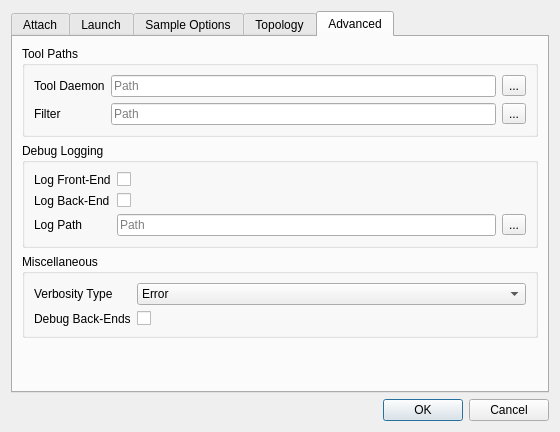
Old version of the form src/plugins/SWAT/JobControlDialog.ui in the repository PTGF/Swat.
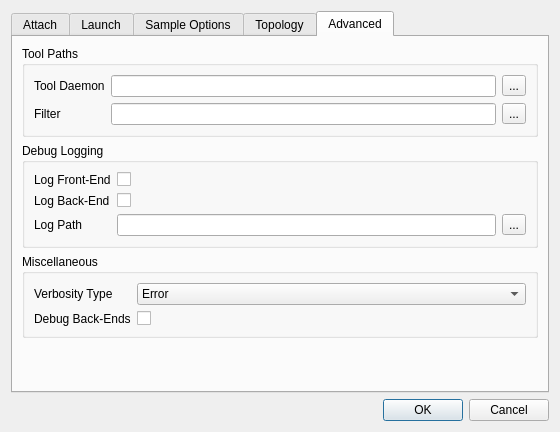
New version of the form. The open tabs and pages were chosen to show the change.

Commit message: Had to remove placeholderText property from dialog to support Qt 4.6 versions

Patch:
```diff
--- a/src/plugins/SWAT/JobControlDialog.ui
+++ b/src/plugins/SWAT/JobControlDialog.ui
@@ -358,9 +358,6 @@
          <layout class="QGridLayout" name="gridLayout_2">
           <item row="0" column="1">
            <widget class="QLineEdit" name="txtDaemonPath">
-            <property name="placeholderText">
-             <string>Path</string>
-            </property>
            </widget>
           </item>
           <item row="0" column="2">
@@ -372,9 +369,6 @@
           </item>
           <item row="1" column="1">
            <widget class="QLineEdit" name="txtFilterPath">
-            <property name="placeholderText">
-             <string>Path</string>
-            </property>
            </widget>
           </item>
           <item row="1" column="2">
@@ -444,9 +438,6 @@
           </item>
           <item row="2" column="1">
            <widget class="QLineEdit" name="txtLogPath">
-            <property name="placeholderText">
-             <string>Path</string>
-            </property>
            </widget>
           </item>
           <item row="2" column="2">
```
Left out of the diff: 15 changed lines with no effect on the pictures.
